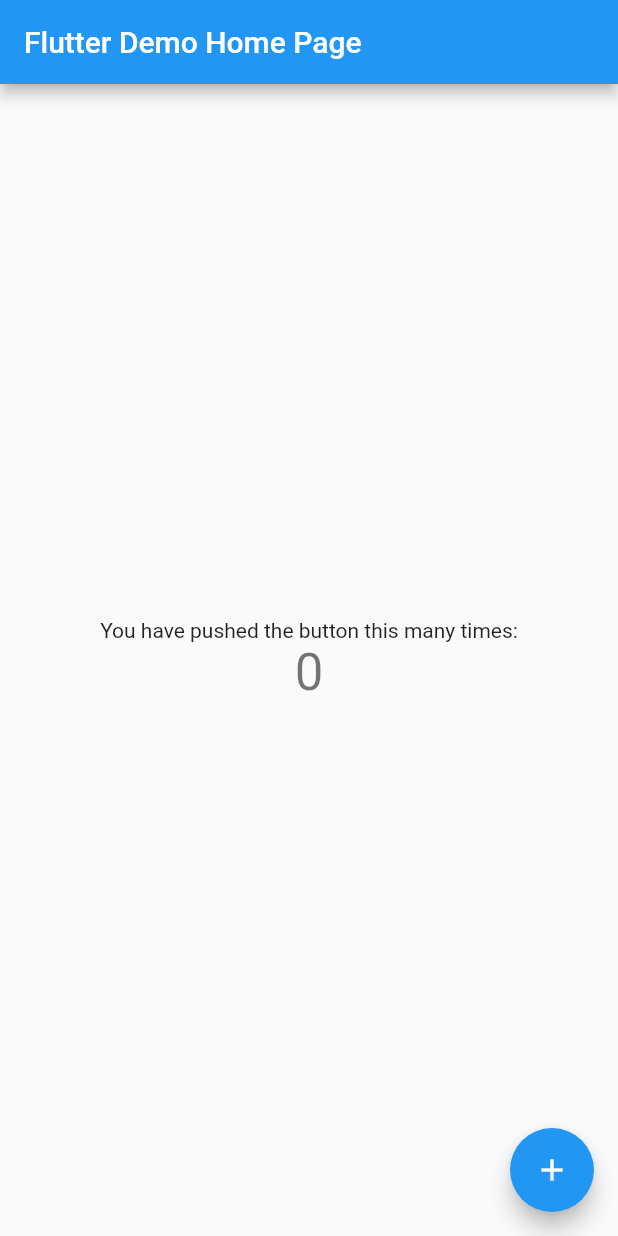
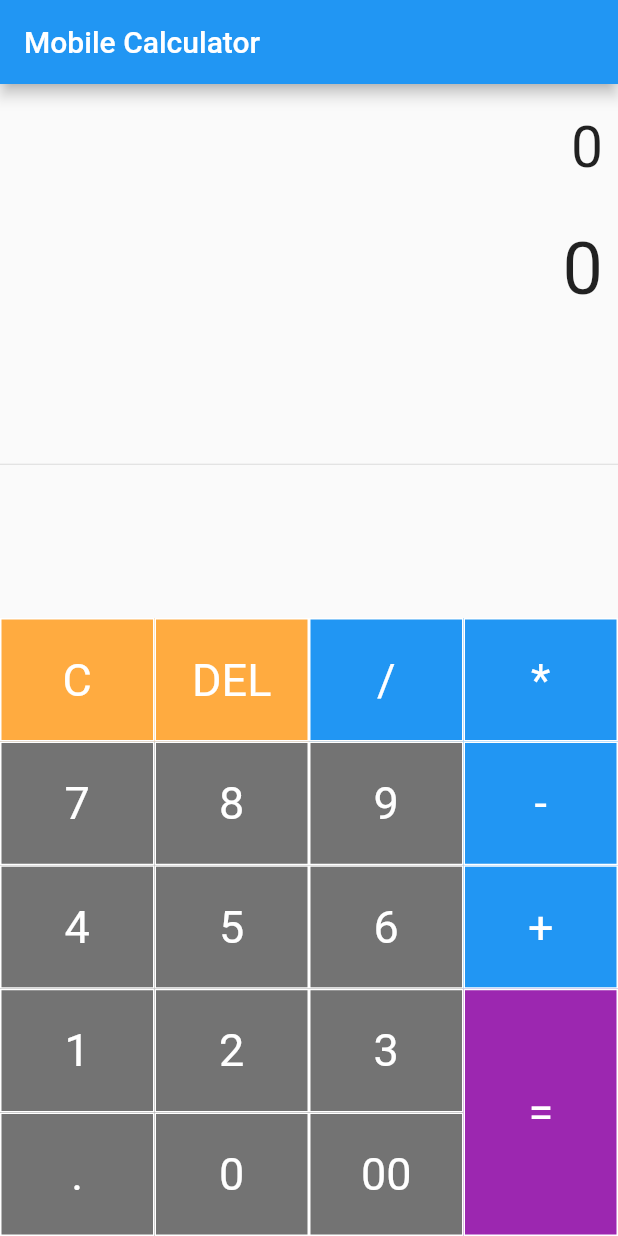
Before and after one commit to andrex873/mob_calculator, a Flutter app: the screen it shows after launch, on a phone screen of 412 x 824 dp. Run offline on Flutter 3.47's test engine with Material 2 defaults, Android fonts, the phone set to English and light mode, and no system bars; our stand-ins replace math_expressions.

Commit message:
Add full implementation of calculator

```diff
--- a/lib/main.dart
+++ b/lib/main.dart
@@ -1,117 +1,173 @@
 import 'package:flutter/material.dart';
+import 'package:math_expressions/math_expressions.dart';
 
 void main() {
-  runApp(MyApp());
+  runApp(Calculator());
 }
 
-class MyApp extends StatelessWidget {
-  // This widget is the root of your application.
+class Calculator extends StatelessWidget {
   @override
   Widget build(BuildContext context) {
     return MaterialApp(
-      title: 'Flutter Demo',
-      theme: ThemeData(
-        // This is the theme of your application.
-        //
-        // Try running your application with "flutter run". You'll see the
-        // application has a blue toolbar. Then, without quitting the app, try
-        // changing the primarySwatch below to Colors.green and then invoke
-        // "hot reload" (press "r" in the console where you ran "flutter run",
-        // or simply save your changes to "hot reload" in a Flutter IDE).
-        // Notice that the counter didn't reset back to zero; the application
-        // is not restarted.
-        primarySwatch: Colors.blue,
-        // This makes the visual density adapt to the platform that you run
-        // the app on. For desktop platforms, the controls will be smaller and
-        // closer together (more dense) than on mobile platforms.
-        visualDensity: VisualDensity.adaptivePlatformDensity,
-      ),
-      home: MyHomePage(title: 'Flutter Demo Home Page'),
+      debugShowCheckedModeBanner: false,
+      title: 'Calculator',
+      theme: ThemeData(primarySwatch: Colors.blue),
+      home: HomeCalculator(),
     );
   }
 }
 
-class MyHomePage extends StatefulWidget {
-  MyHomePage({Key key, this.title}) : super(key: key);
-
-  // This widget is the home page of your application. It is stateful, meaning
-  // that it has a State object (defined below) that contains fields that affect
-  // how it looks.
-
-  // This class is the configuration for the state. It holds the values (in this
-  // case the title) provided by the parent (in this case the App widget) and
-  // used by the build method of the State. Fields in a Widget subclass are
-  // always marked "final".
-
-  final String title;
-
+class HomeCalculator extends StatefulWidget {
   @override
-  _MyHomePageState createState() => _MyHomePageState();
+  _HomeCalculatorState createState() => _HomeCalculatorState();
 }
 
-class _MyHomePageState extends State<MyHomePage> {
-  int _counter = 0;
+class _HomeCalculatorState extends State<HomeCalculator> {
+  String equation = "0";
+  String result = "0";
+  String expression = "";
 
-  void _incrementCounter() {
+  handleButtonPressed(String buttonText) {
     setState(() {
-      // This call to setState tells the Flutter framework that something has
-      // changed in this State, which causes it to rerun the build method below
-      // so that the display can reflect the updated values. If we changed
-      // _counter without calling setState(), then the build method would not be
-      // called again, and so nothing would appear to happen.
-      _counter++;
+      switch (buttonText) {
+        case 'C':
+          equation = '0';
+          result = '0';
+          break;
+        case 'DEL':
+          if (equation.length == 1) {
+            equation = '0';
+          } else {
+            equation = equation.substring(0, equation.length - 1);
+          }
+          break;
+        case '=':
+          expression = equation;
+          try {
+            Parser p = Parser();
+            Expression exp = p.parse(expression);
+            ContextModel cm = ContextModel();
+            result = '${exp.evaluate(EvaluationType.REAL, cm)}';
+          } catch (ex) {
+            result = 'Error';
+          }
+          break;
+        default:
+          if (equation == '0') {
+            equation = buttonText;
+          } else {
+            equation = equation + buttonText;
+          }
+      }
     });
+  }
+
+  Widget buildButton(String buttonText, double height, Color color) {
+    return Container(
+      height: MediaQuery.of(context).size.height * .1 * height,
+      color: color,
+      child: FlatButton(
+          shape: RoundedRectangleBorder(
+              borderRadius: BorderRadius.circular(0.0),
+              side: BorderSide(
+                  color: Colors.white, width: 1, style: BorderStyle.solid)),
+          padding: EdgeInsets.all(16.0),
+          onPressed: () => handleButtonPressed(buttonText),
+          child: Text(
+            buttonText,
+            style: TextStyle(
+                fontSize: 30.0,
+                fontWeight: FontWeight.normal,
+                color: Colors.white),
+          )),
+    );
   }
 
   @override
   Widget build(BuildContext context) {
-    // This method is rerun every time setState is called, for instance as done
-    // by the _incrementCounter method above.
-    //
-    // The Flutter framework has been optimized to make rerunning build methods
-    // fast, so that you can just rebuild anything that needs updating rather
-    // than having to individually change instances of widgets.
     return Scaffold(
       appBar: AppBar(
-        // Here we take the value from the MyHomePage object that was created by
-        // the App.build method, and use it to set our appbar title.
-        title: Text(widget.title),
+        title: Text('Mobile Calculator'),
       ),
-      body: Center(
-        // Center is a layout widget. It takes a single child and positions it
-        // in the middle of the parent.
-        child: Column(
-          // Column is also a layout widget. It takes a list of children and
-          // arranges them vertically. By default, it sizes itself to fit its
-          // children horizontally, and tries to be as tall as its parent.
-          //
-          // Invoke "debug painting" (press "p" in the console, choose the
-          // "Toggle Debug Paint" action from the Flutter Inspector in Android
-          // Studio, or the "Toggle Debug Paint" command in Visual Studio Code)
-          // to see the wireframe for each widget.
-          //
-          // Column has various properties to control how it sizes itself and
-          // how it positions its children. Here we use mainAxisAlignment to
-          // center the children vertically; the main axis here is the vertical
-          // axis because Columns are vertical (the cross axis would be
-          // horizontal).
-          mainAxisAlignment: MainAxisAlignment.center,
-          children: <Widget>[
-            Text(
-              'You have pushed the button this many times:',
+      body: Column(
+        children: <Widget>[
+          Container(
+            alignment: Alignment.centerRight,
+            padding: EdgeInsets.fromLTRB(10, 20, 10, 0),
+            child: Text(
+              equation,
+              style: TextStyle(fontSize: 38.0),
             ),
-            Text(
-              '$_counter',
-              style: Theme.of(context).textTheme.headline4,
+          ),
+          Container(
+            alignment: Alignment.centerRight,
+            padding: EdgeInsets.fromLTRB(10, 30, 10, 0),
+            child: Text(
+              result,
+              style: TextStyle(fontSize: 48.0),
             ),
-          ],
-        ),
+          ),
+          Expanded(child: Divider()),
+          Row(
+            mainAxisAlignment: MainAxisAlignment.center,
+            children: <Widget>[
+              Container(
+                width: MediaQuery.of(context).size.width * .75,
+                child: Table(
+                  children: [
+                    TableRow(
+                      children: [
+                        buildButton('C', 1, Colors.orangeAccent),
+                        buildButton('DEL', 1, Colors.orangeAccent),
+                        buildButton('/', 1, Colors.blue),
+                      ],
+                    ),
+                    TableRow(
+                      children: [
+                        buildButton('7', 1, Colors.black54),
+                        buildButton('8', 1, Colors.black54),
+                        buildButton('9', 1, Colors.black54),
+                      ],
+                    ),
+                    TableRow(
+                      children: [
+                        buildButton('4', 1, Colors.black54),
+                        buildButton('5', 1, Colors.black54),
+                        buildButton('6', 1, Colors.black54),
+                      ],
+                    ),
+                    TableRow(
+                      children: [
+                        buildButton('1', 1, Colors.black54),
+                        buildButton('2', 1, Colors.black54),
+                        buildButton('3', 1, Colors.black54),
+                      ],
+                    ),
+                    TableRow(
+                      children: [
+                        buildButton('.', 1, Colors.black54),
+                        buildButton('0', 1, Colors.black54),
+                        buildButton('00', 1, Colors.black54),
+                      ],
+                    )
+                  ],
+                ),
+              ),
+              Container(
+                width: MediaQuery.of(context).size.width * 0.25,
+                child: Table(
+                  children: [
+                    TableRow(children: [buildButton('*', 1, Colors.blue)]),
+                    TableRow(children: [buildButton('-', 1, Colors.blue)]),
+                    TableRow(children: [buildButton('+', 1, Colors.blue)]),
+                    TableRow(children: [buildButton('=', 2, Colors.purple)]),
+                  ],
+                ),
+              )
+            ],
+          )
+        ],
       ),
-      floatingActionButton: FloatingActionButton(
-        onPressed: _incrementCounter,
-        tooltip: 'Increment',
-        child: Icon(Icons.add),
-      ), // This trailing comma makes auto-formatting nicer for build methods.
     );
   }
 }
```
Also changed, not shown: pubspec.yaml (+3 -7 lines), pubspec.lock, 1 other file.
